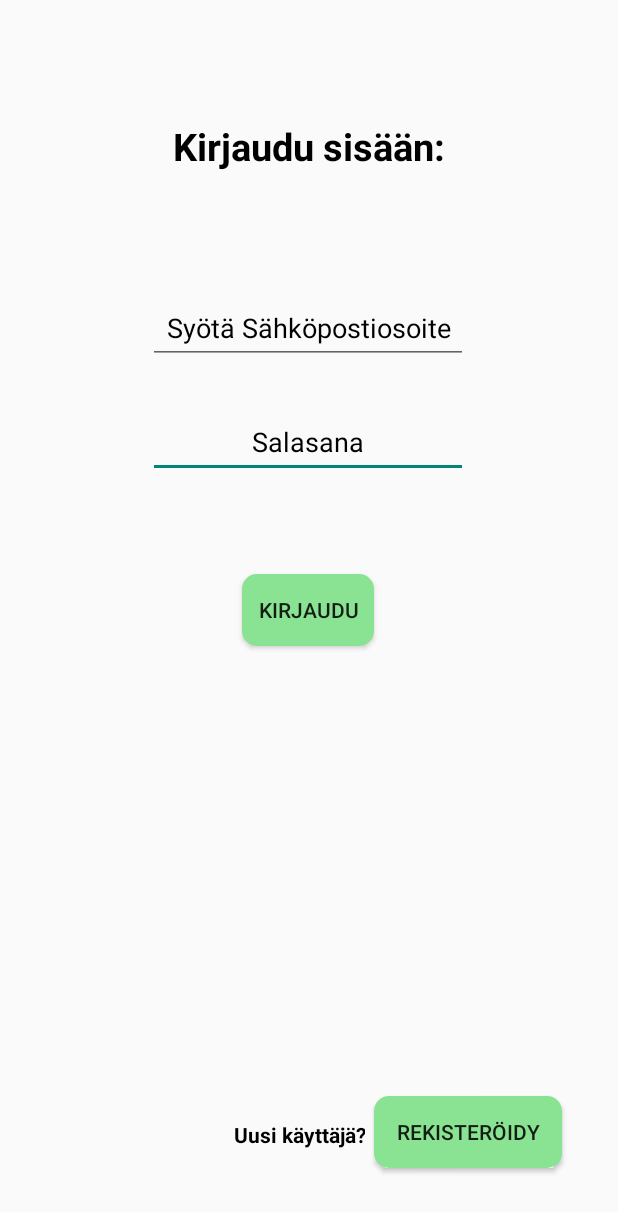
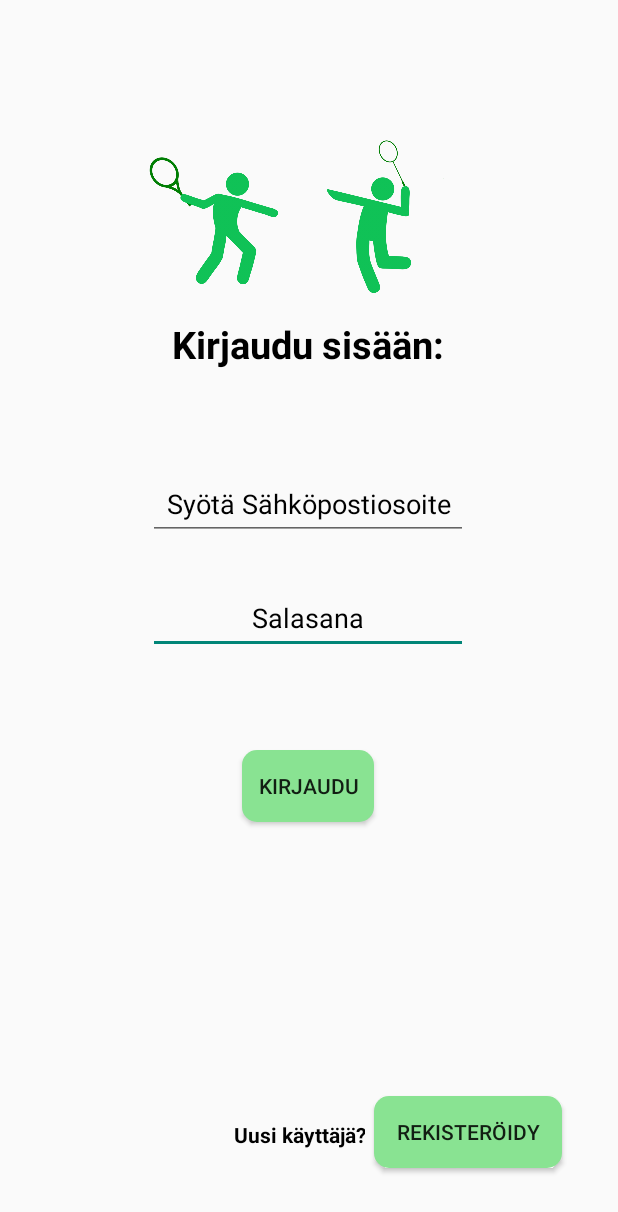
Before and after one commit to tleminen/Ohjelmistotuotanto1, an Android app built with Jetpack Compose: the screen it shows after launch (MainActivity), on a phone screen of 412 x 824 dp. Shown: the top 1212 px of the screen. Run offline under Robolectric (Android 15) with nearby library versions, the phone set to English and light mode, and no system bars.

Commit message:
login fragment lisatty kuva

```diff
--- a/app/src/main/res/layout/fragment_login.xml
+++ b/app/src/main/res/layout/fragment_login.xml
@@ -17,10 +17,10 @@
             android:layout_marginTop="28dp"
             android:ems="10"
             android:hint="@string/et_text_Salasana_Login"
-            android:textColorHint="@color/black"
             android:inputType="textPassword"
             android:minHeight="48dp"
             android:textAlignment="center"
+            android:textColorHint="@color/black"
             app:layout_constraintEnd_toEndOf="parent"
             app:layout_constraintHorizontal_bias="0.497"
             app:layout_constraintStart_toStartOf="parent"
@@ -32,16 +32,16 @@
             android:layout_height="wrap_content"
             android:ems="10"
             android:hint="@string/et_text_syotasapo_Login"
-            android:textColorHint="@color/black"
             android:inputType="textEmailAddress"
             android:minHeight="48dp"
             android:textAlignment="center"
+            android:textColorHint="@color/black"
             app:layout_constraintBottom_toBottomOf="parent"
             app:layout_constraintEnd_toEndOf="parent"
             app:layout_constraintHorizontal_bias="0.497"
             app:layout_constraintStart_toStartOf="parent"
             app:layout_constraintTop_toTopOf="parent"
-            app:layout_constraintVertical_bias="0.251" />
+            app:layout_constraintVertical_bias="0.402" />
 
         <Button
             android:id="@+id/btKirjaudu"
@@ -74,13 +74,15 @@
             android:layout_height="wrap_content"
             android:text="Kirjaudu sisään:"
             android:textAlignment="center"
+            android:textColor="@color/black"
             android:textSize="25sp"
             android:textStyle="bold"
-            android:textColor="@color/black"
             app:layout_constraintBottom_toTopOf="@+id/etSahkoposti"
             app:layout_constraintEnd_toEndOf="parent"
+            app:layout_constraintHorizontal_bias="0.497"
             app:layout_constraintStart_toStartOf="parent"
-            app:layout_constraintTop_toTopOf="parent" />
+            app:layout_constraintTop_toTopOf="parent"
+            app:layout_constraintVertical_bias="0.764" />
 
         <TextView
             android:id="@+id/_login_uusikayttaja"
@@ -88,8 +90,8 @@
             android:layout_height="wrap_content"
             android:text="Uusi käyttäjä?"
             android:textAlignment="center"
+            android:textColor="@color/black"
             android:textStyle="bold"
-            android:textColor="@color/black"
             app:layout_constraintBottom_toBottomOf="parent"
             app:layout_constraintEnd_toStartOf="@+id/btRekisteroidy"
             app:layout_constraintHorizontal_bias="0.962"
@@ -97,5 +99,16 @@
             app:layout_constraintTop_toTopOf="parent"
             app:layout_constraintVertical_bias="0.928" />
 
+        <ImageView
+            android:id="@+id/imageView3"
+            android:layout_width="282dp"
+            android:layout_height="259dp"
+            android:layout_marginBottom="32dp"
+            android:src="@drawable/pelaajat"
+            app:layout_constraintBottom_toTopOf="@+id/etSahkoposti"
+            app:layout_constraintEnd_toEndOf="parent"
+            app:layout_constraintHorizontal_bias="0.496"
+            app:layout_constraintStart_toStartOf="parent" />
+
     </androidx.constraintlayout.widget.ConstraintLayout>
 </FrameLayout>
```
Also changed, not shown: app/src/main/res/drawable/pelaajat.png (added).
